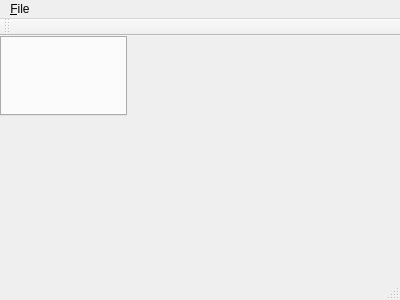
First picture: the form in SJTUFlow/SJTUFlow/codingwidget.ui, repository SatanWoo/SJTUFlow, before the edit.
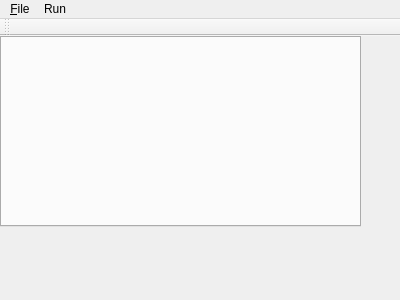
Second picture: the form after the edit. Icons and pictures are not drawn.

What changed in the file:
```diff
--- a/SJTUFlow/SJTUFlow/codingwidget.ui
+++ b/SJTUFlow/SJTUFlow/codingwidget.ui
@@ -19,10 +19,13 @@
      <rect>
       <x>0</x>
       <y>0</y>
-      <width>127</width>
-      <height>80</height>
+      <width>361</width>
+      <height>191</height>
      </rect>
     </property>
+    <property name="styleSheet">
+     <string notr="true"/>
+    </property>
     <property name="tabsClosable">
      <bool>true</bool>
     </property>
@@ -50,7 +53,14 @@
     <addaction name="actionClose"/>
     <addaction name="actionCloseAll"/>
    </widget>
+   <widget class="QMenu" name="menuRun">
+    <property name="title">
+     <string>Run</string>
+    </property>
+    <addaction name="actionRunModule"/>
+   </widget>
    <addaction name="menuFile"/>
+   <addaction name="menuRun"/>
   </widget>
   <widget class="QToolBar" name="toolBar">
    <attribute name="toolBarArea">
@@ -60,7 +70,6 @@
     <bool>false</bool>
    </attribute>
   </widget>
-  <widget class="QStatusBar" name="statusBar"/>
   <action name="actionNew">
    <property name="icon">
     <iconset resource="sjtuflow.qrc">
```
Left out of the diff: 8 changed lines with no effect on the pictures.
